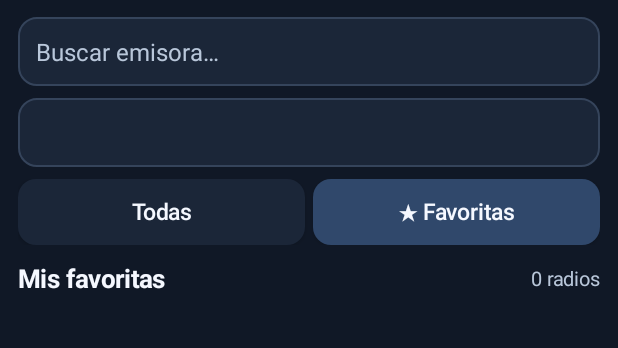
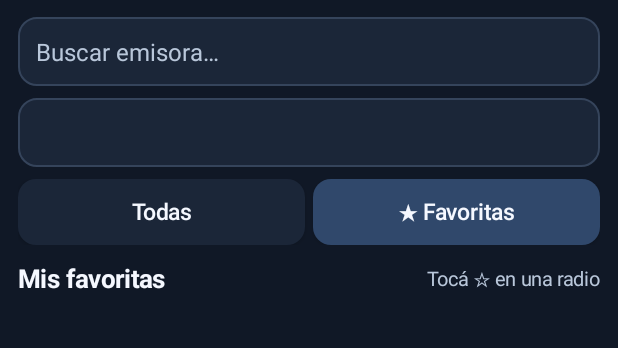
Before and after one commit to masahirata77/radio-rocky35, an Android app: the screen it shows after launch (MainActivity), after a tap on "★ Favoritas", on a phone screen of 412 x 824 dp, the part 91-439 px from its top. Run offline under Robolectric (Android 15) with nearby library versions, the phone set to English and light mode, and no system bars; 2 statements that could not run were skipped.

Commit message:
Corregir cierre al abrir Favoritas vacía
mode() llamaba a list.setSelection(0) con la lista vacía y el adaptador pedía rows[0]. Ahora solo se selecciona si hay filas, getItem/getItemId no salen del rango y Favoritas vacía muestra "Tocá ☆ en una radio".

Co-Authored-By: Claude Opus 5.5 <noreply@anthropic.com>
Claude-Session: https://claude.ai/code/session_01MidPZzP3zCMQeh3PGZ2SFn

```diff
--- a/app/src/main/java/com/rocky35/radio/MainActivity.kt
+++ b/app/src/main/java/com/rocky35/radio/MainActivity.kt
@@ -136,12 +136,12 @@ class MainActivity : Activity() {
         })
         refresh();syncPlayback(RadioService.snapshot());syncVolume()
     }
-    private fun mode(f:Boolean){handler.removeCallbacks(searchRefresh);onlyFavorites=f;changing=true;search.setText("");region.setSelection(0);changing=false;refresh();list.setSelection(0)}
+    private fun mode(f:Boolean){handler.removeCallbacks(searchRefresh);onlyFavorites=f;changing=true;search.setText("");region.setSelection(0);changing=false;refresh();if(rows.isNotEmpty())list.setSelection(0)}
     private fun refresh(){
         if(!::adapter.isInitialized||detached)return
         rows=Catalog.filterIndices(search.text.toString(),departments.getOrElse(region.selectedItemPosition){""},onlyFavorites,if(onlyFavorites)favorites.toTypedArray() else emptyArray())
         heading.text=if(onlyFavorites)"Mis favoritas" else "Emisoras"
-        count.text="${rows.size} radios"
+        count.text=if(onlyFavorites&&favorites.isEmpty())"Tocá ☆ en una radio" else "${rows.size} radios"
         allTab.background=if(!onlyFavorites)allOn else allOff
         favTab.background=if(onlyFavorites)favOn else favOff
         adapter.notifyDataSetChanged();updatePlayer()
@@ -247,8 +247,8 @@ class MainActivity : Activity() {
     }
     private inner class StationAdapter:BaseAdapter(){
         override fun getCount()=rows.size
-        override fun getItem(position:Int)=rows[position]
-        override fun getItemId(position:Int)=rows[position].toLong()
+        override fun getItem(position:Int)=rows.getOrElse(position){-1}
+        override fun getItemId(position:Int)=rows.getOrElse(position){-1}.toLong()
         override fun hasStableIds()=true
         override fun getView(position:Int,convertView:View?,parent:ViewGroup?):View{
             return (convertView as? StationRow ?: StationRow()).apply{bind(getItem(position))}
```
